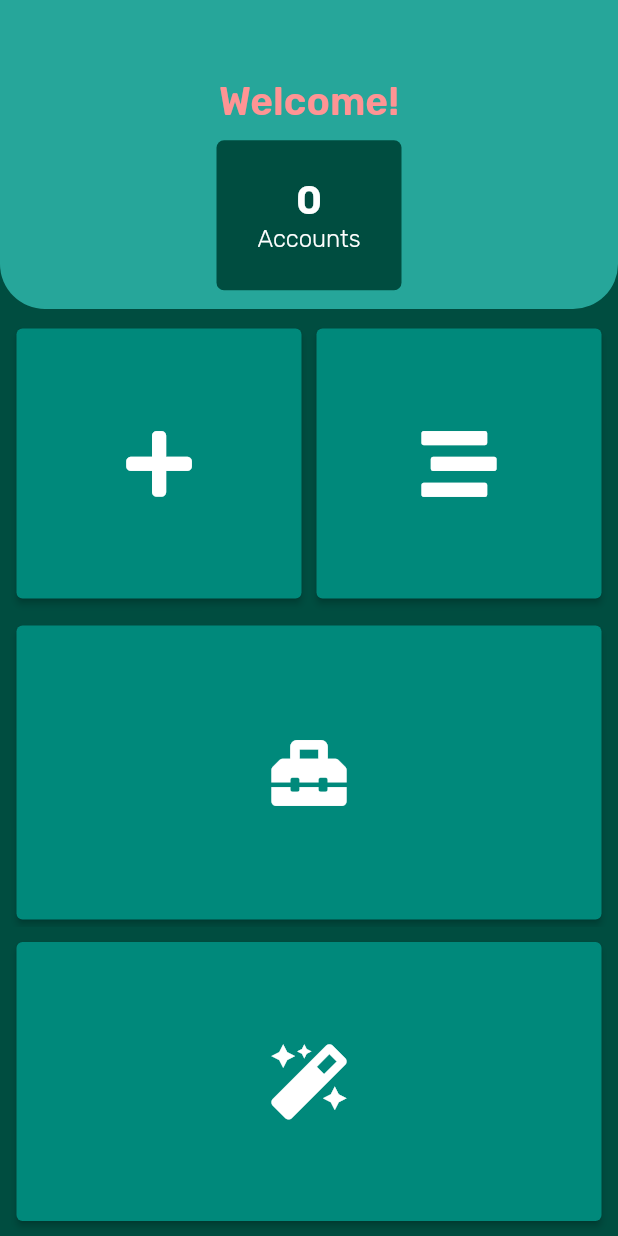
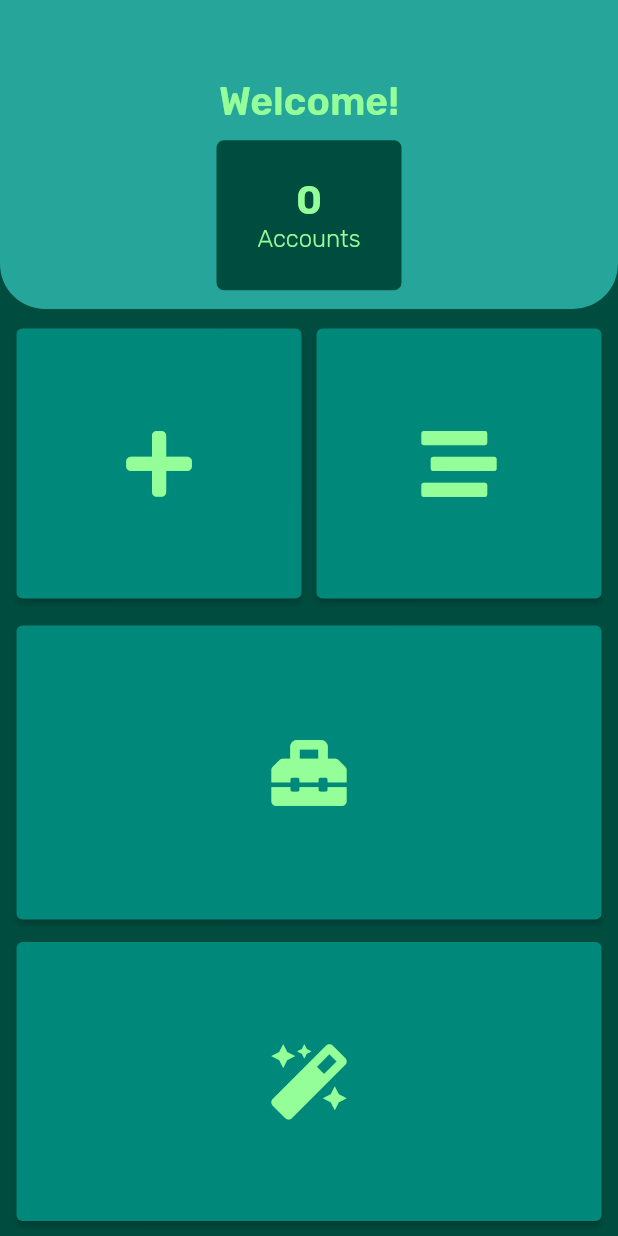
Before and after one commit to them2dt/keymount, a Flutter app: the MainboardRoute screen opened directly, on a phone screen of 412 x 824 dp. Run offline on Flutter 3.47's test engine with Material 2 defaults, Android fonts, the phone set to English and light mode, and no system bars; our stand-ins replace font_awesome_flutter, google_fonts, sqflite; accounts and stored records are empty.

Commit message:
update Glu

```diff
--- a/lib/view/mainboard.dart
+++ b/lib/view/mainboard.dart
@@ -1,4 +1,6 @@
 // ignore_for_file: prefer_const_constructors, must_be_immutable, prefer_const_literals_to_create_immutables, use_key_in_widget_constructors
+
+import 'dart:math';
 
 import 'package:flutter/material.dart';
 import 'package:google_fonts/google_fonts.dart';
@@ -15,20 +17,22 @@ class MainboardRoute extends StatefulWidget {
 }
 
 class MainboardRouteState extends State<MainboardRoute> {
-  int colorIndex = 0;
+  int colorIndex = 3;
   List<Color> randomColors = [
+    const Color(0xFFFFFFFF),
     const Color(0xFFFF9494),
     const Color(0xFFFDFF94),
     const Color(0xFF94FF99),
     const Color(0xFF94FFDB),
     const Color(0xFF94B6FF),
     const Color(0xFF9694FF),
-    const Color(0xFFB994FF),
     const Color(0xFFC294FF),
-    const Color(0xFFFF94F6),
-    const Color(0xFFE694FF),
-    const Color(0xFFFF94F1),
     const Color(0xFFFF94D6),
+    const Color(0xFFFF4DF0),
+    const Color(0xFF00FFEA),
+    const Color(0xFFA6FF00),
+    const Color(0xFFFFD000),
+    const Color(0xFF00C3FF),
   ];
   @override
   Widget build(BuildContext context) {
@@ -41,7 +45,7 @@ class MainboardRouteState extends State<MainboardRoute> {
               children: [
                 Text("Welcome!",
                     style: GoogleFonts.rubik(
-                      color: randomColors[0],
+                      color: randomColors[colorIndex],
                       fontWeight: FontWeight.w600,
                       fontSize: 26,
                     )),
@@ -56,19 +60,41 @@ class MainboardRouteState extends State<MainboardRoute> {
                               return Center(
                                   child: Text('Loading...',
                                       style: GoogleFonts.rubik(
-                                        color: randomColors[0],
+                                        color: randomColors[colorIndex],
                                         fontWeight: FontWeight.w600,
                                         fontSize: 18,
                                       )));
                             } else if (snapshot.hasData) {
-                              return MainboardStatisticContainerElement(
-                                snapshot.data!,
-                                "Accounts",
+                              return Container(
+                                child: Column(
+                                  children: [
+                                    Text(snapshot.data!.toString(),
+                                        style: GoogleFonts.rubik(
+                                          color: randomColors[colorIndex],
+                                          fontWeight: FontWeight.w600,
+                                          fontSize: 26,
+                                        )),
+                                    Text("Accounts",
+                                        style: GoogleFonts.rubik(
+                                          color: randomColors[colorIndex],
+                                          fontWeight: FontWeight.w300,
+                                          fontSize: 16,
+                                        )),
+                                  ],
+                                  mainAxisAlignment: MainAxisAlignment.center,
+                                  crossAxisAlignment: CrossAxisAlignment.center,
+                                ),
+                                decoration: BoxDecoration(
+                                    color: Colors.teal[900],
+                                    borderRadius:
+                                        BorderRadius.all(Radius.circular(5))),
+                                height: 100,
+                                width: 370 / 3,
+                                alignment: Alignment.center,
+                                margin: EdgeInsets.all(5),
                               );
                             } else {
-                              return Center(
-                                  child: MainboardStatisticContainerElement(
-                                      0, "Error!"));
+                              return Center(child: Text("Error."));
                             }
                           }),
                     ],
@@ -106,7 +132,11 @@ class MainboardRouteState extends State<MainboardRoute> {
                       children: [
                         Container(
                           child: ElevatedButton(
-                              child: FaIcon(FontAwesomeIcons.plus, size: 50),
+                              child: FaIcon(
+                                FontAwesomeIcons.plus,
+                                size: 50,
+                                color: randomColors[colorIndex],
+                              ),
                               onPressed: () {
                                 Navigator.push(
                                     context,
@@ -122,7 +152,11 @@ class MainboardRouteState extends State<MainboardRoute> {
                         ),
                         Container(
                           child: ElevatedButton(
-                              child: FaIcon(FontAwesomeIcons.stream, size: 50),
+                              child: FaIcon(
+                                FontAwesomeIcons.stream,
+                                size: 50,
+                                color: randomColors[colorIndex],
+                              ),
                               onPressed: navigateSecondPage,
                               style: ElevatedButton.styleFrom(
                                   primary: Colors.teal[600],
@@ -150,8 +184,110 @@ class MainboardRouteState extends State<MainboardRoute> {
                   borderRadius: BorderRadius.all(Radius.circular(0))),
               height: MediaQuery.of(context).size.height * 0.25,
               width: MediaQuery.of(context).size.width),
-          BottomContainer(),
-          RatingContainer(),
+          Container(
+            child: Column(
+              children: [
+                Container(
+                  child: Row(
+                    children: [
+                      ElevatedButton(
+                          onPressed: () {},
+                          child: Row(
+                            children: [
+                              FaIcon(
+                                FontAwesomeIcons.toolbox,
+                                size: 50,
+                                color: randomColors[colorIndex],
+                              ),
+                              /*Text("Password Lab",
+                            style: GoogleFonts.rubik(
+                              color: Colors.white,
+                              fontWeight: FontWeight.w600,
+                              fontSize: 26,
+                            )),*/
+                            ],
+                            mainAxisAlignment: MainAxisAlignment.center,
+                            crossAxisAlignment: CrossAxisAlignment.center,
+                          ),
+                          style: ElevatedButton.styleFrom(
+                              primary: Colors.teal[600],
+                              fixedSize: Size(
+                                  390,
+                                  MediaQuery.of(context).size.height * 0.25 -
+                                      10))),
+                    ],
+                    mainAxisAlignment: MainAxisAlignment.center,
+                    crossAxisAlignment: CrossAxisAlignment.center,
+                  ),
+                  decoration: BoxDecoration(
+                      color: Colors.teal[900],
+                      borderRadius: BorderRadius.all(Radius.circular(0))),
+                  margin: EdgeInsets.fromLTRB(0, 5, 0, 5),
+                  alignment: Alignment.center,
+                )
+              ],
+              mainAxisAlignment: MainAxisAlignment.center,
+              crossAxisAlignment: CrossAxisAlignment.center,
+            ),
+            alignment: Alignment.center,
+            decoration: BoxDecoration(
+                color: Colors.teal[900],
+                borderRadius: BorderRadius.all(Radius.circular(0))),
+            width: MediaQuery.of(context).size.width,
+            height: MediaQuery.of(context).size.height * 0.25,
+          ),
+          Container(
+            child: Column(
+              children: [
+                Container(
+                  child: Row(
+                    children: [
+                      ElevatedButton(
+                          onPressed: () {
+                            setState(() {
+                              colorIndex =
+                                  Random().nextInt(randomColors.length);
+                            });
+                          },
+                          child: FaIcon(
+                            FontAwesomeIcons.magic,
+                            size: 50,
+                            color: randomColors[colorIndex],
+                          ),
+
+                          /*Text("How did we so far?",
+                        style: GoogleFonts.rubik(
+                          color: Colors.white,
+                          fontWeight: FontWeight.w600,
+                          fontSize: 26,
+                        )),*/
+                          style: ElevatedButton.styleFrom(
+                              primary: Colors.teal[600],
+                              fixedSize: Size(
+                                  390,
+                                  MediaQuery.of(context).size.height * 0.25 -
+                                      20))),
+                    ],
+                    mainAxisAlignment: MainAxisAlignment.center,
+                    crossAxisAlignment: CrossAxisAlignment.center,
+                  ),
+                  decoration: BoxDecoration(
+                      color: Colors.teal[900],
+                      borderRadius: BorderRadius.all(Radius.circular(0))),
+                  margin: EdgeInsets.fromLTRB(0, 5, 0, 5),
+                  alignment: Alignment.center,
+                )
+              ],
+              mainAxisAlignment: MainAxisAlignment.center,
+              crossAxisAlignment: CrossAxisAlignment.center,
+            ),
+            alignment: Alignment.center,
+            decoration: BoxDecoration(
+                color: Colors.teal[900],
+                borderRadius: BorderRadius.all(Radius.circular(0))),
+            width: MediaQuery.of(context).size.width,
+            height: MediaQuery.of(context).size.height * 0.25,
+          )
         ],
       ),
       resizeToAvoidBottomInset: false,
@@ -172,206 +308,3 @@ class MainboardRouteState extends State<MainboardRoute> {
     Navigator.push(context, route).then(onGoBack);
   }
 }
-
-class MainboardStatisticContainerElement extends StatefulWidget {
-  int amount = 0;
-  String desc = "";
-
-  MainboardStatisticContainerElement(this.amount, this.desc);
-
-  @override
-  _MainboardStatisticContainerElementState createState() =>
-      _MainboardStatisticContainerElementState();
-}
-
-class _MainboardStatisticContainerElementState
-    extends State<MainboardStatisticContainerElement> {
-  @override
-  Widget build(BuildContext context) {
-    if (widget.amount.toString().contains(".0")) {
-      return Container(
-        child: Column(
-          children: [
-            Text(widget.amount.toString().split(".")[0],
-                style: GoogleFonts.rubik(
-                  color: Colors.white,
-                  fontWeight: FontWeight.w600,
-                  fontSize: 26,
-                )),
-            Text(widget.desc,
-                style: GoogleFonts.rubik(
-                  color: Colors.white,
-                  fontWeight: FontWeight.w300,
-                  fontSize: 16,
-                )),
-          ],
-          mainAxisAlignment: MainAxisAlignment.center,
-          crossAxisAlignment: CrossAxisAlignment.center,
-        ),
-        decoration: BoxDecoration(
-            color: Colors.teal[900],
-            borderRadius: BorderRadius.all(Radius.circular(5))),
-        height: 100,
-        width: 370 / 3,
-        alignment: Alignment.center,
-        margin: EdgeInsets.all(5),
-      );
-    } else
-      // ignore: curly_braces_in_flow_control_structures
-      return Container(
-        child: Column(
-          children: [
-            Text(widget.amount.toString(),
-                style: GoogleFonts.rubik(
-                  color: Colors.white,
-                  fontWeight: FontWeight.w600,
-                  fontSize: 26,
-                )),
-            Text(widget.desc,
-                style: GoogleFonts.rubik(
-                  color: Colors.white,
-                  fontWeight: FontWeight.w300,
-                  fontSize: 16,
-                )),
-          ],
-          mainAxisAlignment: MainAxisAlignment.center,
-          crossAxisAlignment: CrossAxisAlignment.center,
-        ),
-        decoration: BoxDecoration(
-            color: Colors.teal[900],
-            borderRadius: BorderRadius.all(Radius.circular(5))),
-        height: 100,
-        width: 370 / 3,
-        alignment: Alignment.center,
-        margin: EdgeInsets.all(5),
-      );
-  }
-}
-
-class BottomContainer extends StatefulWidget {
-  const BottomContainer({Key? key}) : super(key: key);
-
-  @override
-  _BottomContainerState createState() => _BottomContainerState();
-}
-
-class _BottomContainerState extends State<BottomContainer> {
-  @override
-  Widget build(BuildContext context) {
-    return Container(
-      child: Column(
-        children: [
-          Container(
-            child: Row(
-              children: [
-                ElevatedButton(
-                    onPressed: () {},
-                    child: Row(
-                      children: [
-                        FaIcon(
-                          FontAwesomeIcons.toolbox,
-                          size: 50,
-                        ),
-                        /*Text("Password Lab",
-                            style: GoogleFonts.rubik(
-                              color: Colors.white,
-                              fontWeight: FontWeight.w600,
-                              fontSize: 26,
-                            )),*/
-                      ],
-                      mainAxisAlignment: MainAxisAlignment.center,
-                      crossAxisAlignment: CrossAxisAlignment.center,
-                    ),
-                    style: ElevatedButton.styleFrom(
-                        primary: Colors.teal[600],
-                        fixedSize: Size(390,
-                            MediaQuery.of(context).size.height * 0.25 - 10))),
-              ],
-              mainAxisAlignment: MainAxisAlignment.center,
-              crossAxisAlignment: CrossAxisAlignment.center,
-            ),
-            decoration: BoxDecoration(
-                color: Colors.teal[900],
-                borderRadius: BorderRadius.all(Radius.circular(0))),
-            margin: EdgeInsets.fromLTRB(0, 5, 0, 5),
-            alignment: Alignment.center,
-          )
-        ],
-        mainAxisAlignment: MainAxisAlignment.center,
-        crossAxisAlignment: CrossAxisAlignment.center,
-      ),
-      alignment: Alignment.center,
-      decoration: BoxDecoration(
-          color: Colors.teal[900],
-          borderRadius: BorderRadius.all(Radius.circular(0))),
-      width: MediaQuery.of(context).size.width,
-      height: MediaQuery.of(context).size.height * 0.25,
-    );
-  }
-}
-
-class TopPlaceHolderContainer extends StatelessWidget {
-  const TopPlaceHolderContainer({Key? key}) : super(key: key);
-
-  @override
-  Widget build(BuildContext context) {
-    return Container(height: 50, color: Colors.teal[900]);
-  }
-}
-
-class RatingContainer extends StatefulWidget {
-  const RatingContainer({Key? key}) : super(key: key);
-
-  @override
-  _RatingContainerState createState() => _RatingContainerState();
-}
-
-class _RatingContainerState extends State<RatingContainer> {
-  @override
-  Widget build(BuildContext context) {
-    return Container(
-      child: Column(
-        children: [
-          Container(
-            child: Row(
-              children: [
-                ElevatedButton(
-                    onPressed: () {},
-                    child: FaIcon(
-                      FontAwesomeIcons.magic,
-                      size: 50,
-                    ),
-
-                    /*Text("How did we so far?",
-                        style: GoogleFonts.rubik(
-                          color: Colors.white,
-                          fontWeight: FontWeight.w600,
-                          fontSize: 26,
-                        )),*/
-                    style: ElevatedButton.styleFrom(
-                        primary: Colors.teal[600],
-                        fixedSize: Size(390,
-                            MediaQuery.of(context).size.height * 0.25 - 20))),
-              ],
-              mainAxisAlignment: MainAxisAlignment.center,
-              crossAxisAlignment: CrossAxisAlignment.center,
-            ),
-            decoration: BoxDecoration(
-                color: Colors.teal[900],
-                borderRadius: BorderRadius.all(Radius.circular(0))),
-            margin: EdgeInsets.fromLTRB(0, 5, 0, 5),
-            alignment: Alignment.center,
-          )
-        ],
-        mainAxisAlignment: MainAxisAlignment.center,
-        crossAxisAlignment: CrossAxisAlignment.center,
-      ),
-      alignment: Alignment.center,
-      decoration: BoxDecoration(
-          color: Colors.teal[900],
-          borderRadius: BorderRadius.all(Radius.circular(0))),
-      width: MediaQuery.of(context).size.width,
-      height: MediaQuery.of(context).size.height * 0.25,
-    );
-  }
-}
```
Also changed, not shown: lib/view/donation.dart (deleted), lib/view/toolview.dart (added).
